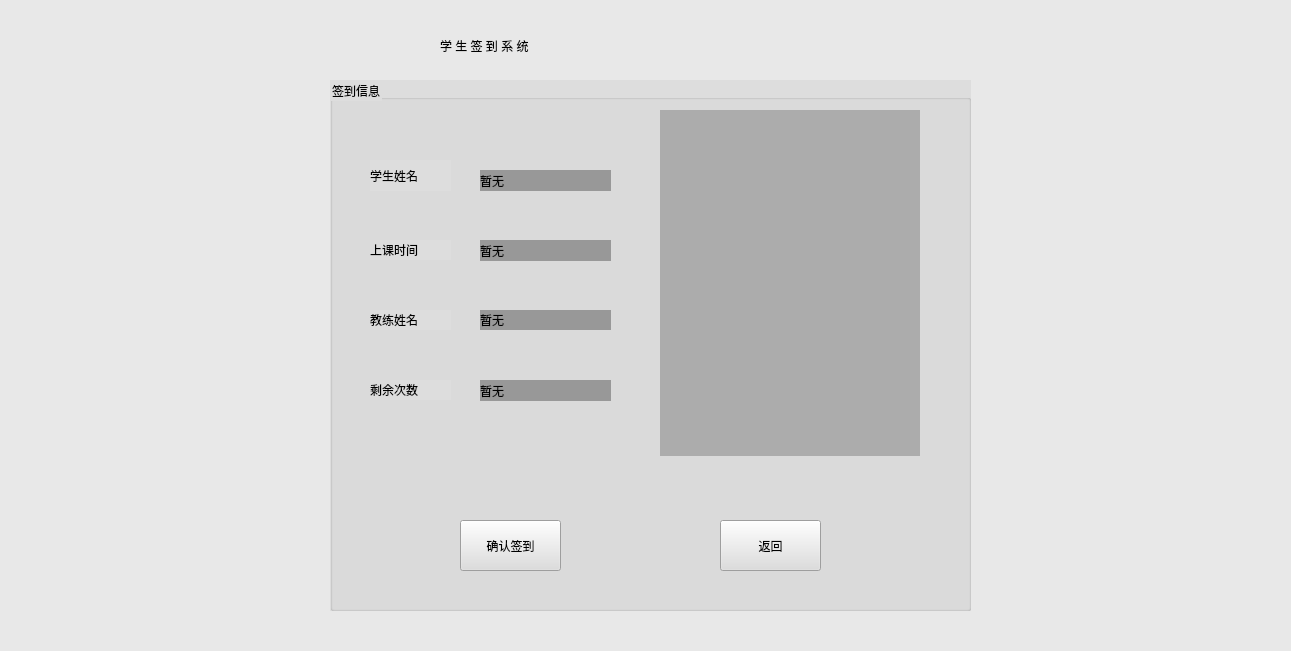
The window that Qiandao/Qiandao_face_Main.ui (Holy-Shine/Acrotest) describes before a commit, drawn with Qt 5.
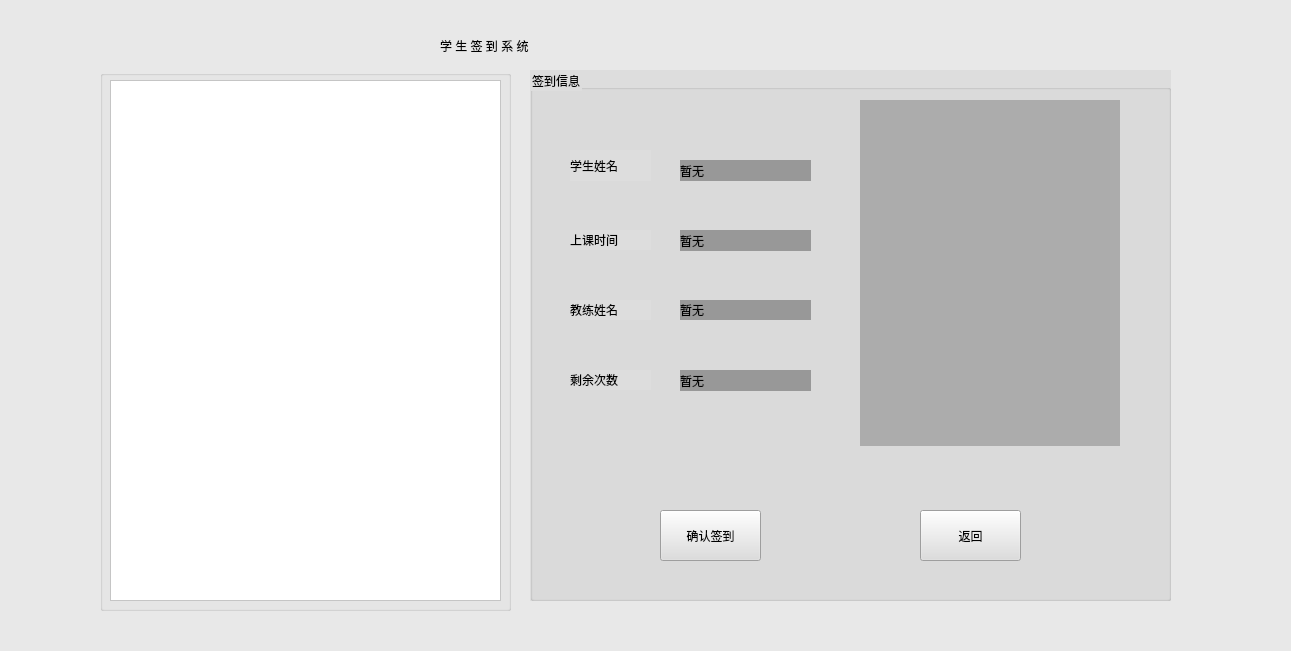
The same window after the commit.

Diff of the .ui file:
```diff
--- a/Qiandao/Qiandao_face_Main.ui
+++ b/Qiandao/Qiandao_face_Main.ui
@@ -41,8 +41,8 @@
   <widget class="QGroupBox" name="groupBox">
    <property name="geometry">
     <rect>
-     <x>330</x>
-     <y>80</y>
+     <x>530</x>
+     <y>70</y>
      <width>641</width>
      <height>531</height>
     </rect>
@@ -228,6 +228,32 @@
     </property>
    </widget>
   </widget>
+  <widget class="QGroupBox" name="GBstudent">
+   <property name="geometry">
+    <rect>
+     <x>100</x>
+     <y>70</y>
+     <width>411</width>
+     <height>541</height>
+    </rect>
+   </property>
+   <property name="title">
+    <string/>
+   </property>
+   <widget class="QTableView" name="tableView">
+    <property name="geometry">
+     <rect>
+      <x>10</x>
+      <y>10</y>
+      <width>391</width>
+      <height>521</height>
+     </rect>
+    </property>
+    <property name="styleSheet">
+     <string notr="true">background-color: rgb(255, 255, 255);</string>
+    </property>
+   </widget>
+  </widget>
  </widget>
  <resources/>
  <connections/>
```
Left out of the diff: 2 changed lines with no effect on the pictures.
